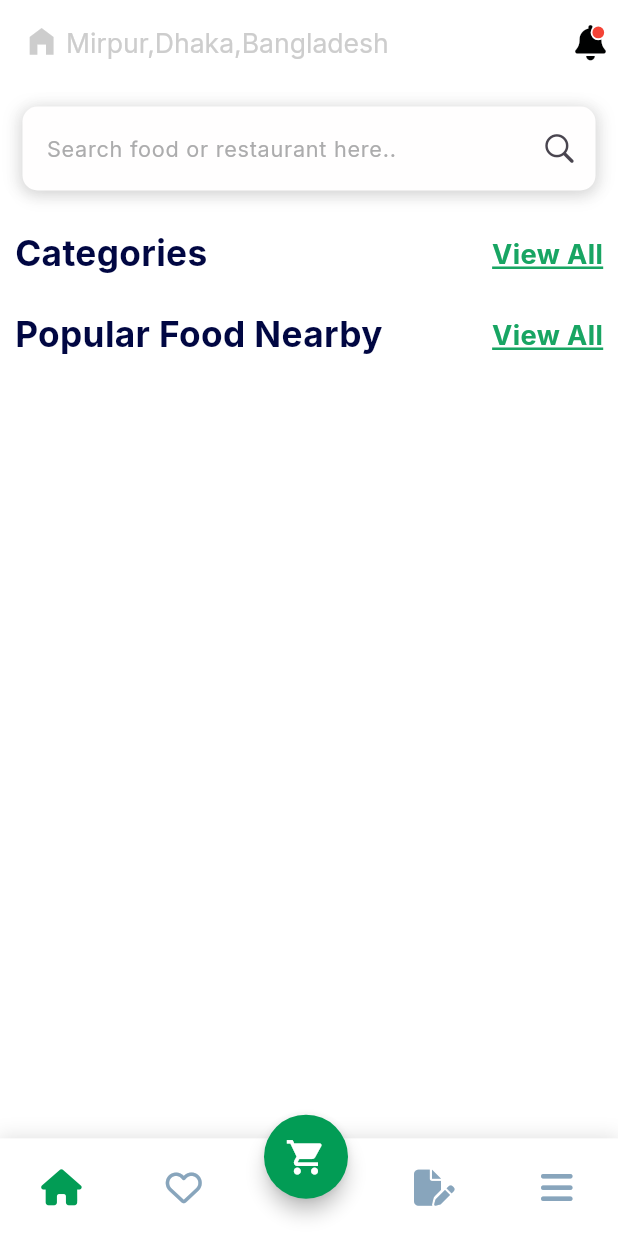
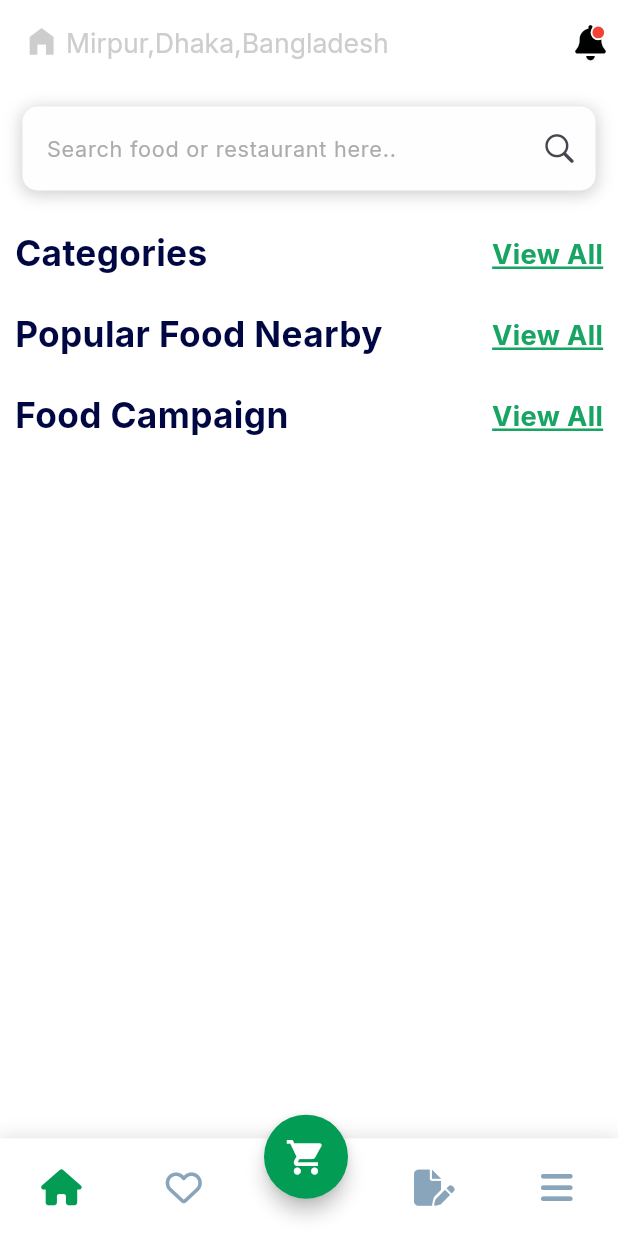
Before and after one commit to Sadman-123/6Bites, a Flutter app: the screen it shows after launch, on a phone screen of 412 x 824 dp. Run offline on Flutter 3.47's test engine with Material 3 defaults, Android fonts, the light colour scheme and no system bars; our stand-ins replace flutter_rating_bar, font_awesome_flutter, get; network calls fail.

Commit message:
Food Campaign part done

```diff
--- a/lib/data_layer/api_urls.dart
+++ b/lib/data_layer/api_urls.dart
@@ -2,5 +2,6 @@ class ApiUrls {
   static String BaseURL="https://stackfood-admin.6amtech.com";
   static String Category_List=BaseURL+'/api/v1/categories';
   static String Popular_List=BaseURL+'/api/v1/products/popular';
+  static String Campaign_List=BaseURL+'/api/v1/campaigns/item';
 
 }
--- a/lib/presentation_layer/state_holders/home_controller.dart
+++ b/lib/presentation_layer/state_holders/home_controller.dart
@@ -8,9 +8,11 @@ class HomeController extends GetxController{
     super.onInit();
     getCategories();
     getPopular();
+    getCampaign();
   }
   RxList<dynamic> category_list=[].obs;
   RxList<dynamic> popular_list=[].obs;
+  RxList<dynamic> campaign_list=[].obs;
   Future<void>getCategories()async
   {
     var url=Uri.parse(ApiUrls.Category_List);
@@ -39,4 +41,18 @@ class HomeController extends GetxController{
       popular_list.value=jsonDecode(res.body)['products'];
     }
   }
+  Future<void>getCampaign()async
+  {
+    var url=Uri.parse(ApiUrls.Campaign_List);
+    var res=await http.get(url,headers: {
+      'Content-Type':'application/json',
+      'zoneId':'[1]',
+      'latitude':'23.735129',
+      'longitude':'90.425614'
+    });
+    if(res.statusCode==200)
+    {
+      campaign_list.value=jsonDecode(res.body);
+    }
+  }
 }
--- a/lib/presentation_layer/ui/pages/app_pages/home.dart
+++ b/lib/presentation_layer/ui/pages/app_pages/home.dart
@@ -1,8 +1,8 @@
-import 'package:flutter/cupertino.dart';
 import 'package:flutter/material.dart';
 import 'package:font_awesome_flutter/font_awesome_flutter.dart';
 import 'package:get/get.dart';
 import 'package:sixbites/presentation_layer/state_holders/home_controller.dart';
+import 'package:sixbites/presentation_layer/ui/Diy_components/home_related/campaign_card.dart';
 import 'package:sixbites/presentation_layer/ui/Diy_components/home_related/category_card.dart';
 import 'package:sixbites/presentation_layer/ui/Diy_components/home_related/custom_navbar.dart';
 import 'package:sixbites/presentation_layer/ui/Diy_components/home_related/custom_textfield.dart';
@@ -119,6 +119,37 @@ class Home extends StatelessWidget {
             ),
           )
           ),
+          SliverToBoxAdapter(
+            child: Container(
+              margin: EdgeInsets.all(10),
+              child: Column(
+                children: [
+                  Container(
+                    child: Row(
+                      children: [
+                        Text("Food Campaign",style: TextStyle(fontSize: mdw*0.057,fontWeight: FontWeight.bold,color: Color(0xFF010742)),),
+                        Text("View All",style: TextStyle(fontSize: mdw*0.044,color: Color(0xFF18a563),decoration: TextDecoration.underline,decorationColor: Color(0xFF18a563),fontWeight: FontWeight.bold),)
+                      ],
+                      mainAxisAlignment: MainAxisAlignment.spaceBetween,
+                    ),
+                  ),
+                  SingleChildScrollView(
+                    scrollDirection: Axis.horizontal,
+                    child: Container(
+                      child:Obx((){
+                        return Row(
+                          children:List.generate(home.campaign_list.length, (index) {
+                            // return CampaignCard(mdw, mdh, "${home.popular_list[index]['image_full_url']}", "${home.popular_list[index]['name']}", "${home.popular_list[index]['restaurant_name']}", home.popular_list[index]['price'], double.parse(home.popular_list[index]['avg_rating'].toStringAsFixed(1)));
+                            return CampaignCard(mdw, mdh, "${home.campaign_list[index]['image_full_url']}", "${home.campaign_list[index]['name']}", "${home.campaign_list[index]['restaurant_name']}", "${home.popular_list[index]['price']}",  "${home.popular_list[index]['discount']}","${home.popular_list[index]['rating_count']}" );
+                          },),
+                        );
+                      }),
+                    ),
+                  )
+                ],
+              ),
+            ),
+          )
         ],
       ),
       bottomNavigationBar: CustomNavbar(mdw: mdw, mdh: mdh),
--- a/pubspec.yaml
+++ b/pubspec.yaml
@@ -37,6 +37,7 @@ dependencies:
   get: ^4.6.6
   http: ^1.3.0
   font_awesome_flutter: ^10.8.0
+  flutter_rating_bar: ^4.0.1
 
 dev_dependencies:
   flutter_test:
```
Also changed, not shown: lib/presentation_layer/ui/Diy_components/home_related/campaign_card.dart (added, +92 -0 lines), pubspec.lock.
